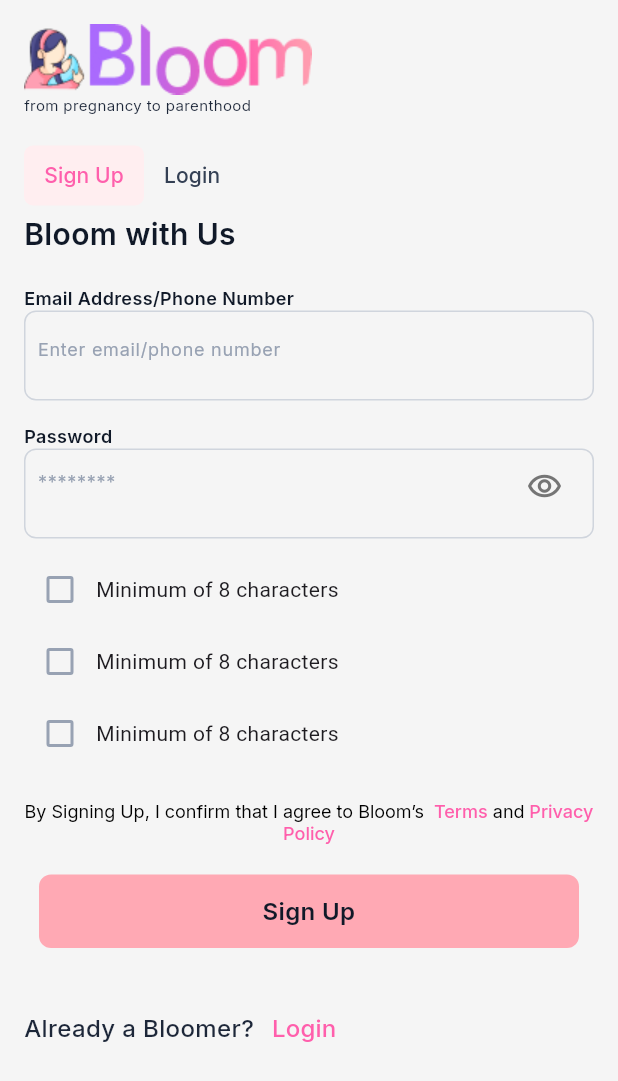
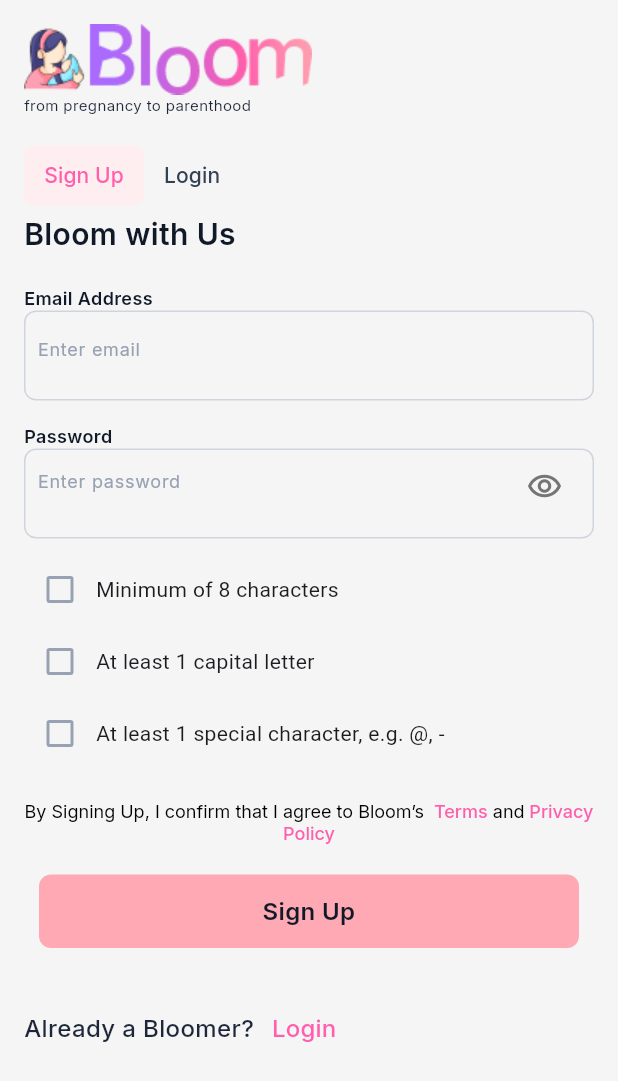
Before and after one commit to tomilayo2/bloom, a Flutter app: the SignUpPage screen opened directly, on a phone screen of 412 x 824 dp. Shown: the top 1081 px of the screen. Run offline on Flutter 3.47's test engine with Material 3 defaults, Android fonts, the light colour scheme and no system bars; our stand-ins replace google_fonts, pinput, smooth_page_indicator, table_calendar, toastification.

Commit message:
Added bloom service for network calls

```diff
--- a/lib/features/Authentication/pages/signup_page.dart
+++ b/lib/features/authentication/pages/signup_page.dart
@@ -2,8 +2,11 @@ import 'package:bloom/constant/app_color.dart';
 import 'package:bloom/features/Authentication/pages/login_page.dart';
 import 'package:bloom/features/Authentication/widgets/social_button.dart';
 import 'package:bloom/features/home/pages/disclaimer_page.dart';
+import 'package:bloom/services/bloom_service.dart';
+import 'package:bloom/utils/validation.dart';
 import 'package:flutter/material.dart';
 import 'package:google_fonts/google_fonts.dart';
+import 'package:toastification/toastification.dart';
 
 import '../widgets/app_button.dart';
 import '../widgets/custom_textfield.dart';
@@ -18,8 +21,50 @@ class SignUpPage extends StatefulWidget {
 
 class _SignUpPageState extends State<SignUpPage> {
   int _value = 1;
+  bool _isLoading = false;
+  bool _showPassword = true;
 
-  bool value = false;
+  final GlobalKey<FormState> _formKey = GlobalKey<FormState>();
+  bool minimumCharacterValue = false;
+  bool hasUpperCaseValue = false;
+  bool hasSpecialCharacterValue = false;
+  final emailController = TextEditingController();
+  final passwordController = TextEditingController();
+  String email = "";
+  String password = "";
+  final bloomService = BloomService();
+  final toast = Toastification();
+
+  Future<void> _registerUser({required String email, required String password}) async {
+    setState(() {
+      _isLoading = true;
+    });
+    final result = await bloomService.registerUser(email: email, password: password);
+
+    if (!mounted) return;
+
+    setState(() {
+      _isLoading = false;
+    });
+    if(result.isSuccessful){
+      Navigator.push(
+                    context,
+                    MaterialPageRoute(builder: (context) => DisclaimerPage()
+                    ));
+    }else{
+      toast.show(
+          context: context,
+          type: ToastificationType.error,
+          style: ToastificationStyle.fillColored,
+          alignment: Alignment.bottomCenter,
+          primaryColor: Colors.red,
+          description: const SizedBox.shrink(),
+          autoCloseDuration: const Duration(seconds: 3),
+          title: Text(result.message),
+      );
+    }
+  }
+
   @override
   Widget build(BuildContext context) {
     return Scaffold(
@@ -93,24 +138,53 @@ class _SignUpPageState extends State<SignUpPage> {
                       fontWeight: FontWeight.w600
                     ),
                   ),
-                  SizedBox(height: 20,),
+                  const SizedBox(height: 20,),
                   Column(
                     crossAxisAlignment: CrossAxisAlignment.start,
                     children: [
-                      CustomTitle(
-                        title: 'Email Address/Phone Number',),
-                     CustomTextField(hintText: 'Enter email/phone number',),
-                      SizedBox(height: 15,),
-                      CustomTitle(
+                      const CustomTitle(
+                        title: 'Email Address',),
+                      CustomTextField(
+                       hintText: 'Enter email',
+                       keyboardType: TextInputType.emailAddress,
+                       controller: emailController,
+                       //errorText: '',
+                       onChanged: (value){
+                        email = value;
+                       },
+                       validator: (value) => Validation.validateEmail(value)
+                     ),
+                      const SizedBox(height: 15,),
+                      const CustomTitle(
                         title: 'Password',),
                       CustomTextField(
-                       suffixIcon: Icon(
-                         Icons.remove_red_eye_outlined,color: Colors.grey.shade600,),
-                        hintText: '********',
+                       suffixIcon: IconButton(
+                         icon: const Icon(Icons.remove_red_eye_outlined),
+                         color: Colors.grey.shade600,
+                         onPressed: () {
+                           setState(() {
+                             _showPassword =!_showPassword;
+                           });
+                         },),
+                        hintText: 'Enter password',
+                        controller: passwordController,
+                        onChanged: (value){
+                         password = value;
+                        },
+                        obscureText: _showPassword,
+                        validator: (value){
+                          if (value == null || value.isEmpty) {
+                            return 'Please enter your password';
+                          }
+                          if (value.length < 6) {
+                            return 'Password must be at least 6 characters long';
+                          }
+                          return null;
+                        },
                      ),
                     ],
                   ),
-                  SizedBox(height: 10,),
+                  const SizedBox(height: 10,),
                   // Column(
                   //   children: [
                   //     Row(
@@ -202,10 +276,10 @@ class _SignUpPageState extends State<SignUpPage> {
                         mainAxisAlignment: MainAxisAlignment.start,
                         children: [
                           Checkbox(
-                            value: value,
+                            value: minimumCharacterValue,
                             onChanged: (value){
                               setState(() {
-                                this.value = value!;
+                                minimumCharacterValue = value!;
                               });
                             },
                             activeColor: AppColor.appButtonColor,
@@ -218,32 +292,32 @@ class _SignUpPageState extends State<SignUpPage> {
                         mainAxisAlignment: MainAxisAlignment.start,
                         children: [
                           Checkbox(
-                            value: value,
+                            value: hasUpperCaseValue,
                             onChanged: (value){
                               setState(() {
-                                this.value = value!;
+                                hasUpperCaseValue = value!;
                               });
                             },
                             activeColor: AppColor.appButtonColor,
                             checkColor: AppColor.appGeneralColor,
                           ),
-                          Text("Minimum of 8 characters"),
+                          const Text("At least 1 capital letter"),
                         ],
                       ),
                       Row(
                         mainAxisAlignment: MainAxisAlignment.start,
                         children: [
                           Checkbox(
-                            value: value,
+                            value: hasSpecialCharacterValue,
                             onChanged: (value){
                               setState(() {
-                                this.value = value!;
+                                hasSpecialCharacterValue = value!;
                               });
                             },
                             activeColor: AppColor.appButtonColor,
                             checkColor: AppColor.appGeneralColor,
                           ),
-                          Text("Minimum of 8 characters"),
+                          const Text("At least 1 special character, e.g. @, -"),
                         ],
                       ),
                     ],
@@ -290,12 +364,10 @@ class _SignUpPageState extends State<SignUpPage> {
                   ),
                   SizedBox(height: 20,),
                   AppButton(
+                    isLoading: _isLoading,
                     text: 'Sign Up',
-                    onTap: (){
-                      Navigator.push(
-                          context,
-                          MaterialPageRoute(builder: (context) => DisclaimerPage()
-                          ));
+                    onTap: ()async {
+                      await _registerUser(email: email, password: password);
                     },
                   ),
                   // SizedBox(height: 20,),
--- a/lib/features/Authentication/widgets/app_button.dart
+++ b/lib/features/authentication/widgets/app_button.dart
@@ -8,11 +8,12 @@ class AppButton extends StatelessWidget {
     super.key,
     required this.text,
     this.onTap,
+    this.isLoading = false,
   });
 
   final String text;
   final void Function()? onTap;
-
+  final bool isLoading;
 
 
   @override
@@ -27,6 +28,15 @@ class AppButton extends StatelessWidget {
             color: AppColor.appButtonColor,
             borderRadius: BorderRadius.circular(8.0)
         ),
+        child: Visibility(
+          visible: !isLoading,
+          replacement: const Row(
+            mainAxisSize: MainAxisSize.min,
+            mainAxisAlignment: MainAxisAlignment.center,
+            children: [
+              CircularProgressIndicator(color: Colors.black,),
+            ],
+          ),
           child: Text(
             textAlign: TextAlign.center ,
             text,
@@ -36,6 +46,7 @@ class AppButton extends StatelessWidget {
                 color: AppColor.appTextColor
             ),
           ),
+        ),
 
 
       ),
--- a/lib/features/Authentication/widgets/custom_textfield.dart
+++ b/lib/features/authentication/widgets/custom_textfield.dart
@@ -6,11 +6,24 @@ import '../../../constant/app_color.dart';
 class CustomTextField extends StatelessWidget {
   const CustomTextField({
     super.key,
-    this.suffixIcon, required this.hintText,
+    this.suffixIcon,
+    required this.hintText,
+    this.keyboardType,
+    this.onChanged,
+    this.obscureText = false,
+    this.validator,
+    this.controller,
+    this.errorText,
   });
 
   final Widget? suffixIcon;
   final String hintText;
+  final TextInputType? keyboardType;
+  final void Function(String)? onChanged;
+  final bool obscureText;
+  final String? Function(String?)? validator;
+  final TextEditingController? controller;
+  final String? errorText;
 
   @override
   Widget build(BuildContext context) {
@@ -23,8 +36,14 @@ class CustomTextField extends StatelessWidget {
       height: 60,
       child: Padding(
         padding: const EdgeInsets.symmetric(horizontal: 8.0),
-        child: TextField(
+        child: TextFormField(
+          obscureText: obscureText,
+          obscuringCharacter: '*',
+          onChanged: onChanged,
+          keyboardType: keyboardType,
+          validator: validator,
           decoration: InputDecoration(
+              errorText: errorText,
               suffixIcon: suffixIcon,
               hintText: hintText,
               hintStyle: GoogleFonts.inter(
--- /dev/null
+++ b/lib/services/bloom_service.dart
@@ -0,0 +1,29 @@
+import 'dart:convert';
+import 'dart:developer';
+
+import 'package:bloom/services/response_model.dart';
+import 'package:http/http.dart' as http;
+
+class BloomService {
+  final client = http.Client();
+
+  Future<ResponseModel> registerUser({required String email, required String password}) async {
+    try{
+
+      final response = await client.post(
+        Uri.parse('https://bloom1.onrender.com/register'),
+        headers: {'Content-Type': 'application/json',},
+        body: json.encode({
+          'email': email,
+          'password': password,
+        }),
+      );
+      log(response.body);
+      Map<String, dynamic> result = json.decode(response.body);
+      return ResponseModel.fromJson(result);
+    }catch(e){
+      return ResponseModel(isSuccessful: false, message: 'Something went wrong');
+    }
+
+  }
+}
--- /dev/null
+++ b/lib/services/response_model.dart
@@ -0,0 +1,17 @@
+class ResponseModel {
+  final bool isSuccessful;
+  final String message;
+
+  ResponseModel({
+    required this.isSuccessful,
+    required this.message,
+  });
+
+  factory ResponseModel.fromJson(Map<String, dynamic> json) {
+    return ResponseModel(
+      isSuccessful: json['success'],
+      message: json['message'],
+    );
+  }
+
+}
--- /dev/null
+++ b/lib/utils/validation.dart
@@ -0,0 +1,15 @@
+
+
+class Validation {
+  Validation._();
+
+  static String? validateEmail(String? value) {
+    if (!RegExp(
+        r"^[a-zA-Z0-9.!#$%&'*+/=?^_`{|}~-]+@[a-zA-Z0-9](?:[a-zA-Z0-9-]{0,253}[a-zA-Z0-9])?(?:\.[a-zA-Z0-9](?:[a-zA-Z0-9-]{1,253}[a-zA-Z0-9])?)+$")
+        .hasMatch(value ?? "") ||
+        !value!.endsWith('.com')) {
+      return "Please enter a valid email";
+    }
+    return null;
+  }
+}
--- a/pubspec.yaml
+++ b/pubspec.yaml
@@ -41,6 +41,8 @@ dependencies:
   intl: ^0.18.1
   table_calendar: ^3.0.8
   flutter_svg: ^2.0.4
+  http: ^1.1.0
+  toastification: ^1.2.1
 
 
 dev_dependencies:
```
Also changed, not shown: lib/features/authentication/pages/login_page.dart (renamed from lib/features/Authentication/pages/login_page.dart), lib/features/authentication/widgets/custom_title.dart (renamed from lib/features/Authentication/widgets/custom_title.dart), lib/features/authentication/widgets/social_button.dart (renamed from lib/features/Authentication/widgets/social_button.dart), pubspec.lock. Lines whose indentation alone changed are shown as unchanged.
